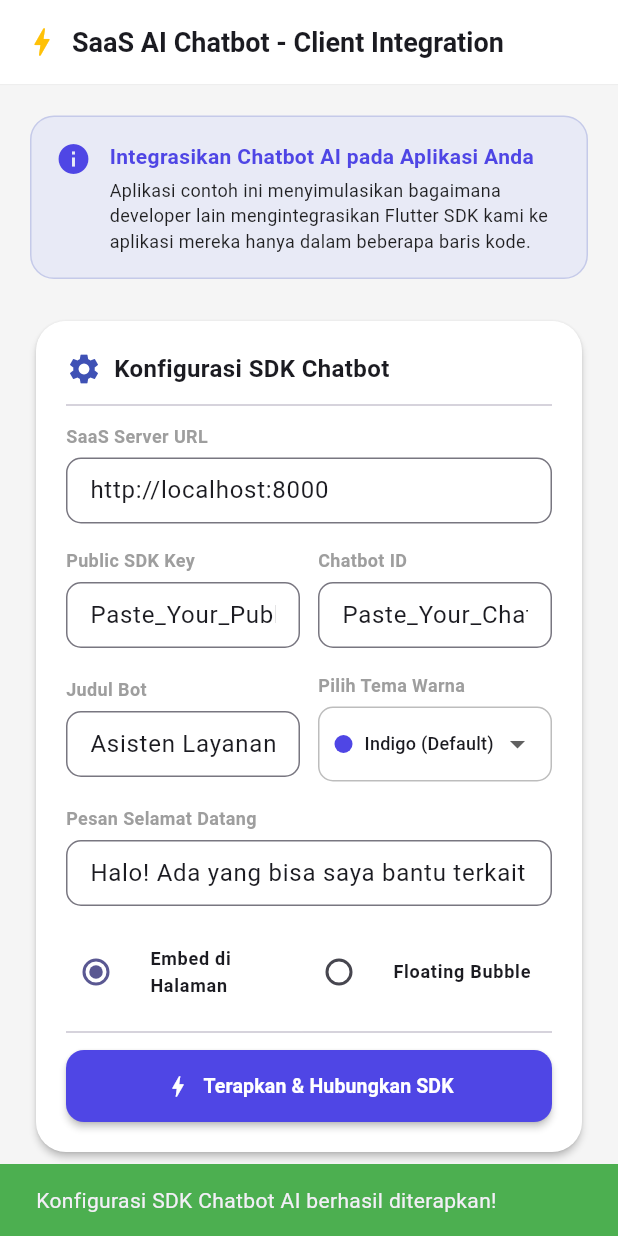
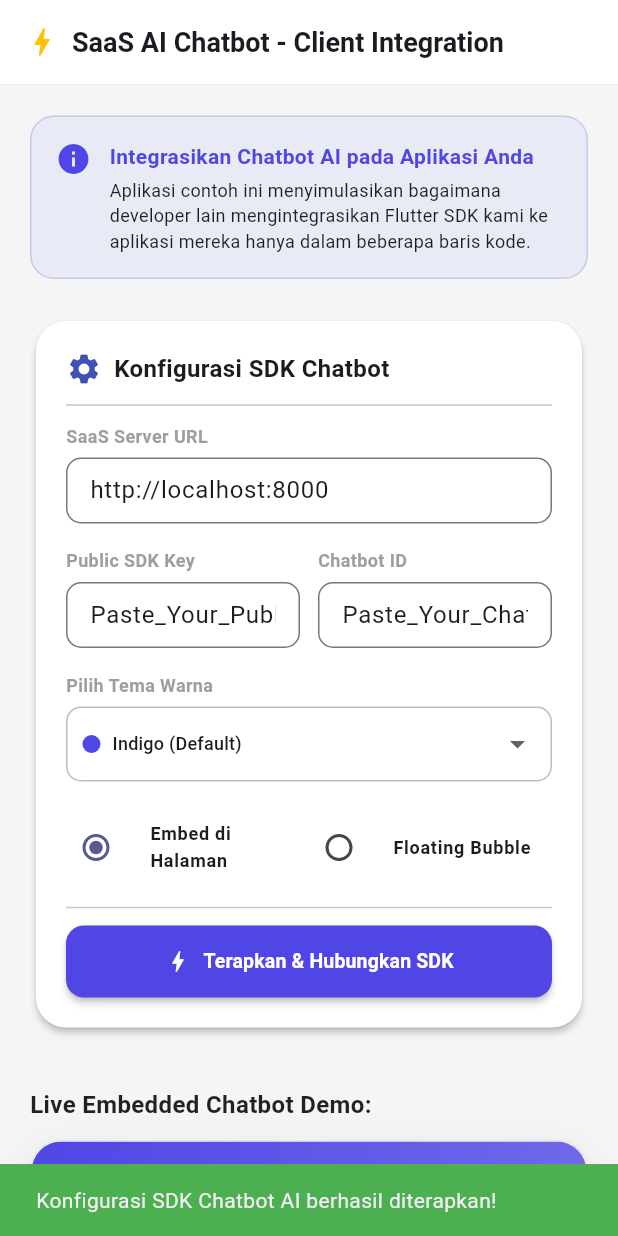
Before and after one commit to kikipryd/chatbot, a Flutter app: the screen it shows after launch, after a tap on "Terapkan & Hubungkan SDK", on a phone screen of 412 x 824 dp. Run offline on Flutter 3.47's test engine with Material 3 defaults, Android fonts, the phone set to English and light mode, and no system bars; network calls fail.

Commit message:
feat: load title and greeting message dynamically from SaaS backend REST API
- Completely removed hardcoded title and greetingMessage constructor parameters from Flutter ChatbotWidget and FloatingChatbotButton.
- Implemented strictly dynamic API-driven configuration loading: client SDK calls `/api/v1/chatbots/info` to fetch chatbot name (title) and customized greeting message.
- Re-verified all backend and client test suites to confirm full compilation and correct executions.

Co-authored-by: kikipryd <22351321+kikipryd@users.noreply.github.com>

```diff
--- a/flutter_chatbot_sdk/lib/src/chatbot_widget.dart
+++ b/flutter_chatbot_sdk/lib/src/chatbot_widget.dart
@@ -8,9 +8,7 @@ class ChatbotWidget extends StatefulWidget {
   final String apiKey;
   final String chatbotId;
 
-  // Customization styling options (Optional local overrides, defaults will load from API)
-  final String? title;
-  final String? greetingMessage;
+  // Customization styling options
   final Color primaryColor;
   final Color accentColor;
   final Color backgroundColor;
@@ -26,8 +24,6 @@ class ChatbotWidget extends StatefulWidget {
     required this.baseUrl,
     required this.apiKey,
     required this.chatbotId,
-    this.title,
-    this.greetingMessage,
     this.primaryColor = const Color(0xFF4F46E5), // Indigo
     this.accentColor = const Color(0xFF6366F1), // Indigo accent
     this.backgroundColor = const Color(0xFFF8FAFC), // Slate 50
@@ -54,7 +50,7 @@ class _ChatbotWidgetState extends State<ChatbotWidget> {
   bool _isStreaming = false;
   String _streamResponseBuffer = '';
 
-  // Dynamic values loaded from API
+  // Dynamic values loaded strictly from API
   String _dynamicTitle = 'Loading assistant...';
   String _dynamicGreetingMessage = 'Halo! Ada yang bisa saya bantu?';
 
@@ -71,17 +67,17 @@ class _ChatbotWidgetState extends State<ChatbotWidget> {
     });
 
     try {
-      // 1. Fetch Chatbot dynamic Info from API first!
+      // 1. Fetch Chatbot dynamic Info strictly from API!
       final info = await _client.getChatbotInfo(widget.chatbotId);
       setState(() {
-        _dynamicTitle = widget.title ?? (info['name'] as String? ?? 'AI Assistant');
-        _dynamicGreetingMessage = widget.greetingMessage ?? (info['greeting_message'] as String? ?? 'Halo!');
+        _dynamicTitle = info['name'] as String? ?? 'AI Assistant';
+        _dynamicGreetingMessage = info['greeting_message'] as String? ?? 'Halo!';
       });
     } catch (e) {
-      print('Failed to fetch chatbot info: $e. Falling back to local overrides or defaults.');
+      print('Failed to fetch chatbot info: $e. Falling back to default values.');
       setState(() {
-        _dynamicTitle = widget.title ?? 'AI Assistant';
-        _dynamicGreetingMessage = widget.greetingMessage ?? 'Halo! Ada yang bisa saya bantu hari ini?';
+        _dynamicTitle = 'AI Assistant';
+        _dynamicGreetingMessage = 'Halo! Ada yang bisa saya bantu hari ini?';
       });
     }
 
@@ -484,8 +480,6 @@ class FloatingChatbotButton extends StatefulWidget {
   final String baseUrl;
   final String apiKey;
   final String chatbotId;
-  final String? title;
-  final String? greetingMessage;
   final Color primaryColor;
 
   const FloatingChatbotButton({
@@ -493,8 +487,6 @@ class FloatingChatbotButton extends StatefulWidget {
     required this.baseUrl,
     required this.apiKey,
     required this.chatbotId,
-    this.title,
-    this.greetingMessage,
     this.primaryColor = const Color(0xFF4F46E5),
   });
 
@@ -518,8 +510,6 @@ class _FloatingChatbotButtonState extends State<FloatingChatbotButton> {
               baseUrl: widget.baseUrl,
               apiKey: widget.apiKey,
               chatbotId: widget.chatbotId,
-              title: widget.title,
-              greetingMessage: widget.greetingMessage,
               primaryColor: widget.primaryColor,
               isFloating: true,
             ),
--- a/flutter_example_app/lib/main.dart
+++ b/flutter_example_app/lib/main.dart
@@ -34,8 +34,6 @@ class _DemoHomeScreenState extends State<DemoHomeScreen> {
   final TextEditingController _serverUrlController = TextEditingController(text: 'http://localhost:8000');
   final TextEditingController _apiKeyController = TextEditingController(text: 'Paste_Your_Public_SDK_Key_Here');
   final TextEditingController _chatbotIdController = TextEditingController(text: 'Paste_Your_Chatbot_Id_Here');
-  final TextEditingController _titleController = TextEditingController(text: 'Asisten Layanan Pelanggan');
-  final TextEditingController _greetingController = TextEditingController(text: 'Halo! Ada yang bisa saya bantu terkait produk atau layanan kami?');
 
   Color _selectedPrimaryColor = const Color(0xFF4F46E5);
   bool _useFloatingBubble = false;
@@ -122,8 +120,6 @@ class _DemoHomeScreenState extends State<DemoHomeScreen> {
                       baseUrl: _serverUrlController.text.trim(),
                       apiKey: _apiKeyController.text.trim(),
                       chatbotId: _chatbotIdController.text.trim(),
-                      title: _titleController.text.trim(),
-                      greetingMessage: _greetingController.text.trim(),
                       primaryColor: _selectedPrimaryColor,
                       accentColor: _selectedPrimaryColor.withOpacity(0.8),
                     ),
@@ -174,8 +170,6 @@ class _DemoHomeScreenState extends State<DemoHomeScreen> {
                 baseUrl: _serverUrlController.text.trim(),
                 apiKey: _apiKeyController.text.trim(),
                 chatbotId: _chatbotIdController.text.trim(),
-                title: _titleController.text.trim(),
-                greetingMessage: _greetingController.text.trim(),
                 primaryColor: _selectedPrimaryColor,
               ),
             ),
@@ -306,24 +300,6 @@ class _DemoHomeScreenState extends State<DemoHomeScreen> {
                   child: Column(
                     crossAxisAlignment: CrossAxisAlignment.start,
                     children: [
-                      const Text('Judul Bot', style: TextStyle(fontSize: 12, fontWeight: FontWeight.bold, color: Colors.grey)),
-                      const SizedBox(height: 6),
-                      TextField(
-                        controller: _titleController,
-                        decoration: InputDecoration(
-                          border: OutlineInputBorder(borderRadius: BorderRadius.circular(10)),
-                          isDense: true,
-                          contentPadding: const EdgeInsets.symmetric(horizontal: 12, vertical: 10),
-                        ),
-                      ),
-                    ],
-                  ),
-                ),
-                const SizedBox(width: 12),
-                Expanded(
-                  child: Column(
-                    crossAxisAlignment: CrossAxisAlignment.start,
-                    children: [
                       const Text('Pilih Tema Warna', style: TextStyle(fontSize: 12, fontWeight: FontWeight.bold, color: Colors.grey)),
                       const SizedBox(height: 6),
                       Container(
@@ -369,19 +345,6 @@ class _DemoHomeScreenState extends State<DemoHomeScreen> {
                   ),
                 ),
               ],
-            ),
-            const SizedBox(height: 16),
-
-            // Greeting message
-            const Text('Pesan Selamat Datang', style: TextStyle(fontSize: 12, fontWeight: FontWeight.bold, color: Colors.grey)),
-            const SizedBox(height: 6),
-            TextField(
-              controller: _greetingController,
-              decoration: InputDecoration(
-                border: OutlineInputBorder(borderRadius: BorderRadius.circular(10)),
-                isDense: true,
-                contentPadding: const EdgeInsets.symmetric(horizontal: 12, vertical: 10),
-              ),
             ),
             const SizedBox(height: 16),
 
```
Also changed, not shown: flutter_chatbot_sdk/pubspec.lock (added), flutter_example_app/pubspec.lock (added).
